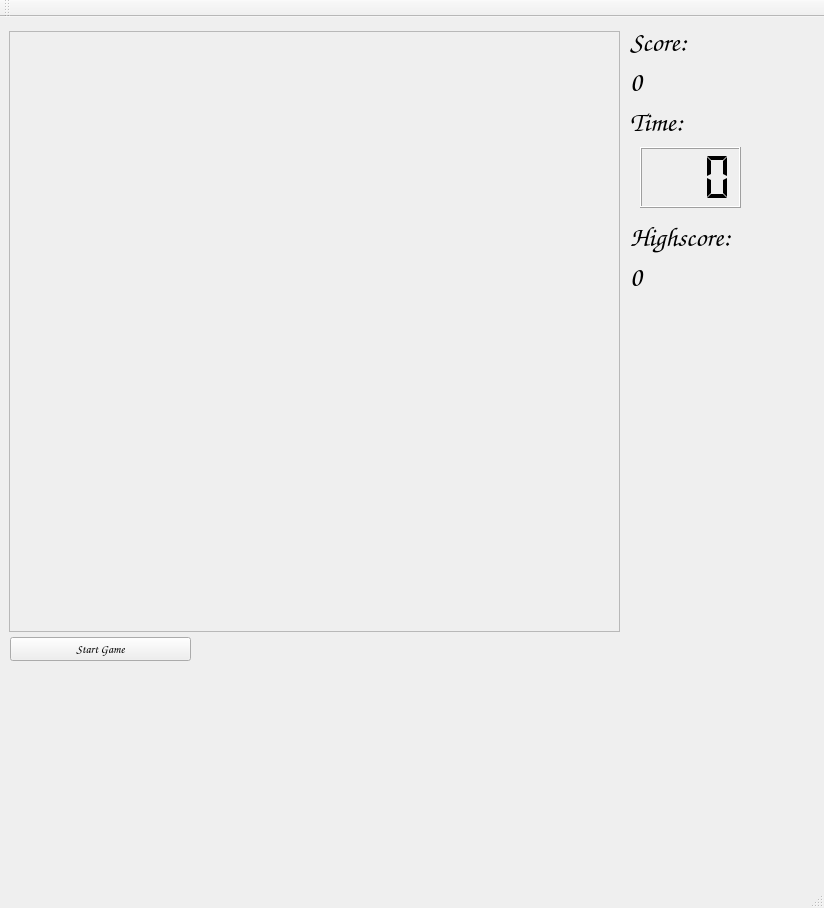
Qt form candycrush_bootleg2/Gui.ui (Commoned/candycrush_bt) before a commit.
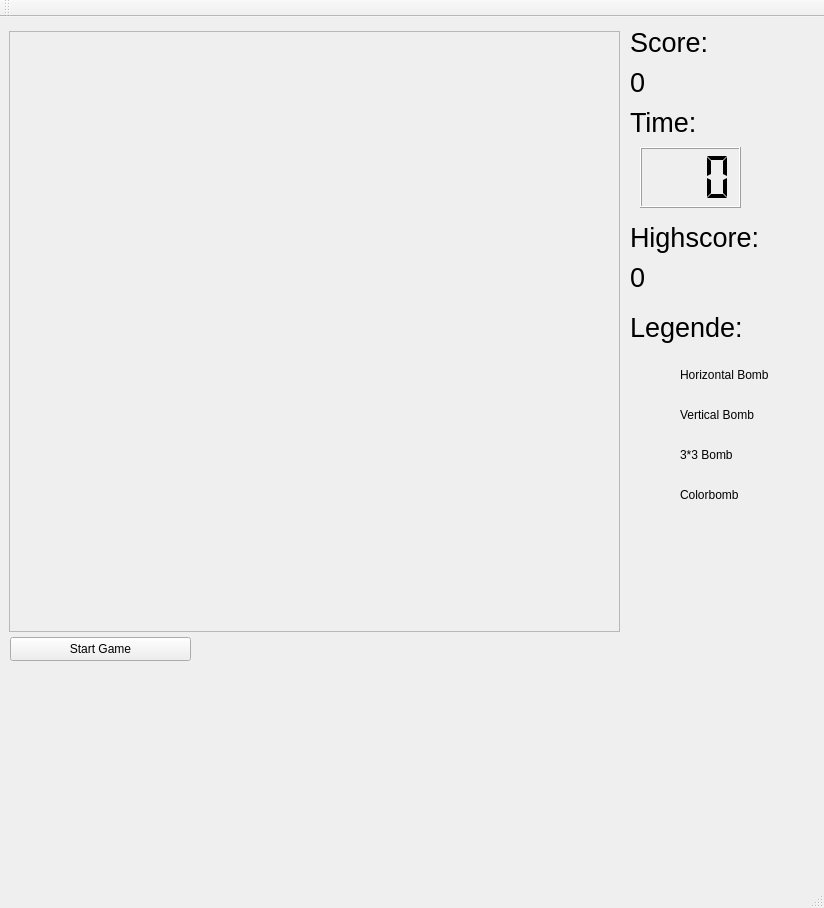
The same form after that commit. Icons and pictures are not drawn.

Commit message: Comic Sans gone

What changed in the file:
```diff
--- a/candycrush_bootleg2/Gui.ui
+++ b/candycrush_bootleg2/Gui.ui
@@ -11,9 +11,7 @@
    </rect>
   </property>
   <property name="font">
-   <font>
-    <family>Comic Sans MS</family>
-   </font>
+   <font/>
   </property>
   <property name="windowTitle">
    <string>Gui</string>
@@ -80,7 +78,6 @@
     </property>
     <property name="font">
      <font>
-      <family>Comic Sans MS</family>
       <pointsize>20</pointsize>
       <bold>false</bold>
      </font>
@@ -100,7 +97,6 @@
     </property>
     <property name="font">
      <font>
-      <family>Comic Sans MS</family>
       <pointsize>20</pointsize>
      </font>
     </property>
@@ -119,7 +115,6 @@
     </property>
     <property name="font">
      <font>
-      <family>Comic Sans MS</family>
       <pointsize>20</pointsize>
      </font>
     </property>
@@ -181,7 +176,6 @@
     </property>
     <property name="font">
      <font>
-      <family>Comic Sans MS</family>
       <pointsize>20</pointsize>
      </font>
     </property>
@@ -189,6 +183,140 @@
      <string>0</string>
     </property>
    </widget>
+   <widget class="QLabel" name="label">
+    <property name="geometry">
+     <rect>
+      <x>630</x>
+      <y>290</y>
+      <width>131</width>
+      <height>41</height>
+     </rect>
+    </property>
+    <property name="font">
+     <font>
+      <pointsize>20</pointsize>
+     </font>
+    </property>
+    <property name="text">
+     <string>Legende:</string>
+    </property>
+   </widget>
+   <widget class="QLabel" name="label_2">
+    <property name="geometry">
+     <rect>
+      <x>630</x>
+      <y>340</y>
+      <width>49</width>
+      <height>41</height>
+     </rect>
+    </property>
+    <property name="text">
+     <string/>
+    </property>
+    <property name="pixmap">
+     <pixmap>enderman.png</pixmap>
+    </property>
+   </widget>
+   <widget class="QLabel" name="label_3">
+    <property name="geometry">
+     <rect>
+      <x>680</x>
+      <y>350</y>
+      <width>101</width>
+      <height>16</height>
+     </rect>
+    </property>
+    <property name="text">
+     <string>Horizontal Bomb</string>
+    </property>
+   </widget>
+   <widget class="QLabel" name="label_4">
+    <property name="geometry">
+     <rect>
+      <x>630</x>
+      <y>420</y>
+      <width>49</width>
+      <height>41</height>
+     </rect>
+    </property>
+    <property name="text">
+     <string/>
+    </property>
+    <property name="pixmap">
+     <pixmap>creeper.png</pixmap>
+    </property>
+   </widget>
+   <widget class="QLabel" name="label_5">
+    <property name="geometry">
+     <rect>
+      <x>680</x>
+      <y>430</y>
+      <width>101</width>
+      <height>16</height>
+     </rect>
+    </property>
+    <property name="text">
+     <string>3*3 Bomb</string>
+    </property>
+   </widget>
+   <widget class="QLabel" name="label_6">
+    <property name="geometry">
+     <rect>
+      <x>630</x>
+      <y>380</y>
+      <width>41</width>
+      <height>41</height>
+     </rect>
+    </property>
+    <property name="text">
+     <string/>
+    </property>
+    <property name="pixmap">
+     <pixmap>chicken.png</pixmap>
+    </property>
+   </widget>
+   <widget class="QLabel" name="label_7">
+    <property name="geometry">
+     <rect>
+      <x>680</x>
+      <y>390</y>
+      <width>101</width>
+      <height>16</height>
+     </rect>
+    </property>
+    <property name="text">
+     <string>Vertical Bomb</string>
+    </property>
+   </widget>
+   <widget class="QLabel" name="label_8">
+    <property name="geometry">
+     <rect>
+      <x>630</x>
+      <y>460</y>
+      <width>41</width>
+      <height>41</height>
+     </rect>
+    </property>
+    <property name="text">
+     <string/>
+    </property>
+    <property name="pixmap">
+     <pixmap>special_bomb.jpg</pixmap>
+    </property>
+   </widget>
+   <widget class="QLabel" name="label_9">
+    <property name="geometry">
+     <rect>
+      <x>680</x>
+      <y>470</y>
+      <width>101</width>
+      <height>16</height>
+     </rect>
+    </property>
+    <property name="text">
+     <string>Colorbomb</string>
+    </property>
+   </widget>
   </widget>
   <widget class="QMenuBar" name="menuBar">
    <property name="geometry">
```
